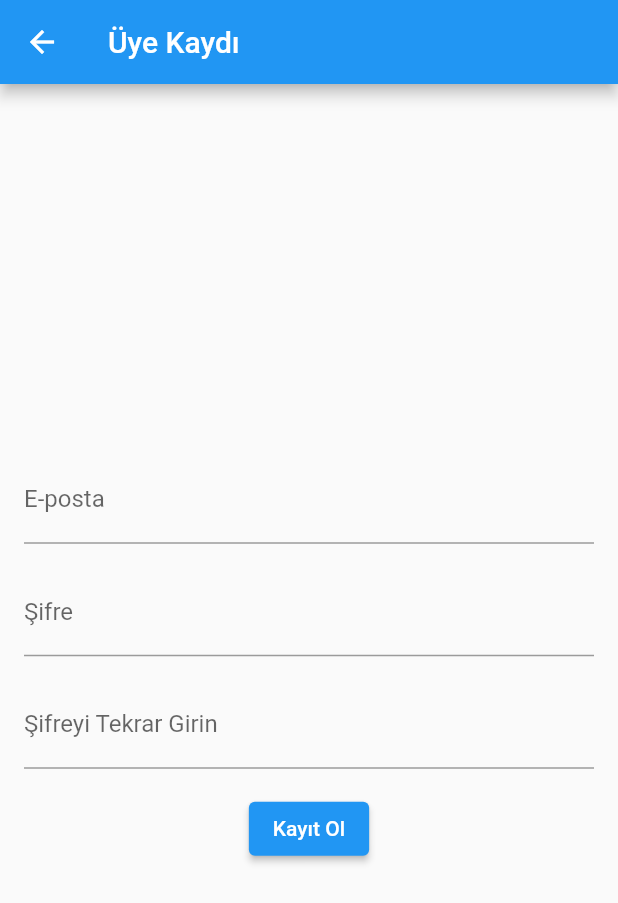
After one commit to salihyildirim/Flutter-Health-App, a Flutter app: the screen it shows after launch, after a tap on "Henüz Üye Değil Misiniz?", on a phone screen of 412 x 824 dp. The commit adds this screen. Shown: the top 903 px of the screen. Run offline on Flutter 3.47's test engine with Material 2 defaults, Android fonts, the phone set to English and light mode, and no system bars; our stand-ins replace email_validator, firebase_auth, firebase_core; accounts and stored records are empty; network calls fail.

Commit message:
giris ve kayit tamamlandi.

```diff
--- a/lib/LoginView.dart
+++ b/lib/LoginView.dart
@@ -3,6 +3,7 @@ import 'package:firebase_auth/firebase_auth.dart';
 import 'package:flutter/material.dart';
 import 'package:provider/provider.dart';
 import 'package:womenhealth/LoginViewModel.dart';
+import 'package:womenhealth/RegisterView.dart';
 
 class LoginView extends StatefulWidget {
   const LoginView({super.key});
@@ -12,24 +13,36 @@ class LoginView extends StatefulWidget {
 }
 
 class _LoginViewState extends State<LoginView> {
+  @override
+  void dispose() {
+    if (mounted) {
+      // Widget hala ağaçta ise dispose işlemlerini gerçekleştir
+      // ...
+    }
+    super.dispose();
+  }
+
   bool? isLogged;
   bool isSigningIn = false; // Başlangıçta giriş işlemi aktif değil.
-  Future<void> _signInButtonOnPressed() async {
+  Future<void> _signInButtonOnPressed(String email, String password) async {
     if (!isSigningIn) {
       // Giriş işlemi zaten devam etmiyorsa
       setState(() {
         isSigningIn = true; // Giriş işlemi başladı.
       });
 
-      UserCredential? userCredential =
-          await Provider.of<LoginViewModel>(context, listen: false)
-              .signInAnonymously();
+      // UserCredential? userCredential =
+      //     await Provider.of<LoginViewModel>(context, listen: false)
+      //         .signInAnonymously();
+
+      User? user = await Provider.of<LoginViewModel>(context, listen: false)
+          .signInWithEmail(email, password);
 
       setState(() {
         isSigningIn = false; // Giriş işlemi tamamlandı.
-        if (userCredential != null) {
+        if (user != null) {
           isLogged = true;
-          print("TRUE YANI ABONE= ${userCredential.user?.uid}");
+          print("TRUE YANI ABONE= ${user.uid}");
         } else {
           isLogged = false;
           print("Giriş başarısız.");
@@ -42,7 +55,7 @@ class _LoginViewState extends State<LoginView> {
   Widget build(BuildContext context) {
     TextEditingController emailController = TextEditingController();
     TextEditingController passController = TextEditingController();
-    final _registerFormKey=GlobalKey<FormState>();
+    final _registerFormKey = GlobalKey<FormState>();
 
     return ChangeNotifierProvider<LoginViewModel>(
       create: (BuildContext context) {
@@ -87,8 +100,9 @@ class _LoginViewState extends State<LoginView> {
                   ),
                 ),
                 SizedBox(height: 20),
-                TextFormField(validator: (value){
-                  if(!EmailValidator.validate(value!)){
+                TextFormField(
+                  validator: (value) {
+                    if (!EmailValidator.validate(value!)) {
                       return 'Lütfen geçerli bir adres giriniz.';
                     }
                     return null;
@@ -100,7 +114,8 @@ class _LoginViewState extends State<LoginView> {
                   ),
                 ),
                 SizedBox(height: 10),
-                TextFormField(validator: (value){
+                TextFormField(
+                  validator: (value) {
                     if (value!.isEmpty) {
                       return 'Şifre boş bırakılamaz!';
                     } else if (value.length < 6) {
@@ -116,25 +131,37 @@ class _LoginViewState extends State<LoginView> {
                   obscureText: true,
                 ),
                 SizedBox(height: 20),
+                // ElevatedButton(
+                //   onPressed: isLogged == true ? null : _signInButtonOnPressed,
+                //   child: Text("GİRİŞ YAP"),
+                // ),
                 ElevatedButton(
-                  onPressed: isLogged == true ? null : _signInButtonOnPressed,
-                  child: Text("GİRİŞ YAP"),
-                ),
-                ElevatedButton(
+                    onPressed: isLogged == true
+                        ? null
+                        : () => _signInButtonOnPressed(
+                            emailController.text, passController.text),
+                    child: Text("GİRİŞ YAP.")),
+                TextButton(
                   onPressed: () async {
-                    User? user;
-                    if (_registerFormKey.currentState!.validate()) {
-                    user = await context
-                        .read<LoginViewModel>()
-                        .createWithEmail(
-                            emailController.text, passController.text);}
-                    if(user!=null){
-                      setState(() {
-                        isLogged = false;
-                      });
-                    }
+                    //  User? user;
+                    //  if (_registerFormKey.currentState!.validate()) {
+                    //    user = await context
+                    //        .read<LoginViewModel>()
+                    //        .createWithEmail(
+                    //        emailController.text, passController.text);
+                    //    // if (mounted) {
+                    //    //   // Widget hala ağaçta ise setState çağrısını gerçekleştir
+                    //    //   setState(() {
+                    //    //     // İsteğe bağlı olarak güncelleme yapabilirsiniz
+                    //    //   });
+                    //    // }
+                    // }
+                    Navigator.push(
+                      context,
+                      MaterialPageRoute(builder: (context) => RegisterView()),
+                    );
                   },
-                  child: Text("E-Mail ile Kayıt Yap"),
+                  child: Text("Henüz Üye Değil Misiniz?"),
                 )
               ],
             ),
--- a/lib/LoginViewModel.dart
+++ b/lib/LoginViewModel.dart
@@ -23,8 +23,8 @@ class LoginViewModel with ChangeNotifier {
   Stream<User?> authStatus() {
     return auth.authStatus();
   }
-  Future<User?> createWithEmail (String email, String password) async{
-    Future<User?> currentUser= auth.createWithEmail(email, password);
-    return currentUser;
+
+  Future<User?> signInWithEmail(String email, String password) async {
+    return auth.signInWithEmail(email, password);
   }
 }
--- /dev/null
+++ b/lib/RegisterView.dart
@@ -0,0 +1,60 @@
+import 'package:flutter/material.dart';
+import 'package:provider/provider.dart';
+import 'package:womenhealth/RegisterViewModel.dart';
+
+class RegisterView extends StatefulWidget {
+  const RegisterView({super.key});
+
+  @override
+  State<RegisterView> createState() => _RegisterViewState();
+}
+
+class _RegisterViewState extends State<RegisterView> {
+  final TextEditingController emailController = TextEditingController();
+  final TextEditingController passwordController = TextEditingController();
+  final TextEditingController confirmPasswordController =
+      TextEditingController();
+
+  @override
+  Widget build(BuildContext context) {
+    return ChangeNotifierProvider<RegisterViewModel>(
+      create: (BuildContext context)=>RegisterViewModel(),
+      builder:(context,_)=> Scaffold(
+        appBar: AppBar(
+          title: Text('Üye Kaydı'),
+        ),
+        body: Padding(
+          padding: const EdgeInsets.all(16.0),
+          child: Column(
+            crossAxisAlignment: CrossAxisAlignment.center,
+            mainAxisAlignment: MainAxisAlignment.center,
+            children: [
+              TextFormField(
+                controller: emailController,
+                decoration: InputDecoration(labelText: 'E-posta'),
+                keyboardType: TextInputType.emailAddress,
+              ),
+              SizedBox(height: 16.0),
+              TextFormField(
+                controller: passwordController,
+                decoration: InputDecoration(labelText: 'Şifre'),
+                obscureText: true,
+              ),
+              SizedBox(height: 16.0),
+              TextFormField(
+                controller: confirmPasswordController,
+                decoration: InputDecoration(labelText: 'Şifreyi Tekrar Girin'),
+                obscureText: true,
+              ),
+              SizedBox(height: 16.0),
+              ElevatedButton(
+                onPressed: () => context.read<RegisterViewModel>().createWithEmail(emailController.text, passwordController.text),
+                child: Text('Kayıt Ol'),
+              ),
+            ],
+          ),
+        ),
+      ),
+    );
+  }
+}
--- /dev/null
+++ b/lib/RegisterViewModel.dart
@@ -0,0 +1,12 @@
+import 'package:firebase_auth/firebase_auth.dart';
+import 'package:flutter/cupertino.dart';
+import 'package:womenhealth/Services/Auth.dart';
+
+class RegisterViewModel with ChangeNotifier{
+  Auth auth = Auth();
+
+  Future<User?> createWithEmail (String email, String password) async{
+    Future<User?> currentUser= auth.createWithEmail(email, password);
+    return currentUser;
+  }
+}
--- a/lib/main.dart
+++ b/lib/main.dart
@@ -38,23 +38,23 @@ class _MyHomePageState extends State<MyHomePage> {
   @override
   void initState() {
     super.initState();
-    Auth.loginStatus();
+    Auth.loginStatus(); // uygulama ilk baslarken login kontrolü yapılır.
     setState(() {});
   }
 
   @override
   Widget build(BuildContext context) {
-    final _loginViewModelProvider = Provider.of<LoginViewModel>(context,
+    final loginViewModelProvider = Provider.of<LoginViewModel>(context,
         listen:
             false); //dependency injection.Verilen yayının nesnesini singleton olarak aldık.
     return StreamBuilder<User?>(
-        stream: _loginViewModelProvider.authStatus(),
+        stream: loginViewModelProvider.authStatus(),
         // buradaki streamden gelen veride bir değişiklik olur olmaz builder yeniden çizilir. devamlı dinliyor.
         builder: (context, AsyncSnapshot<dynamic> snapshot) {
           if (snapshot.connectionState == ConnectionState.active) {
             return snapshot.data != null
                 ? WelcomeView()
-                : LoginView(); //son gelen veri(data)yani User null mu?
+                : LoginView(); //son gelen veri(data)yani User, null mu?
           } else {
             return SizedBox(
               height: 300,
```
Also changed, not shown: lib/Services/Auth.dart (+13 -0 lines). Lines whose indentation alone changed are shown as unchanged.
